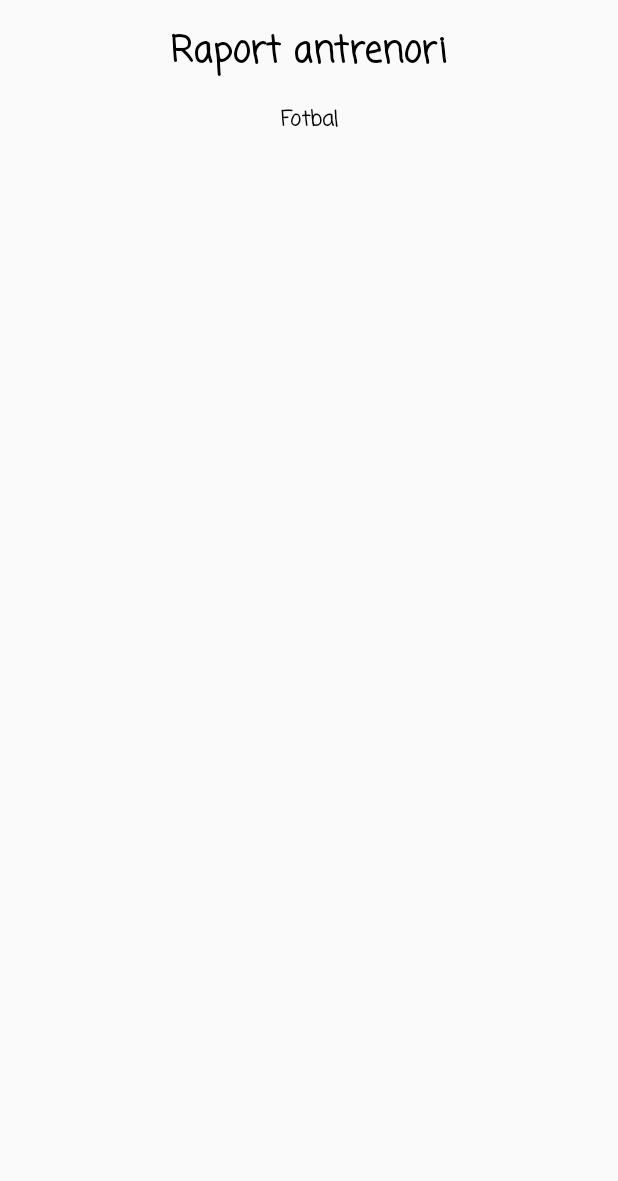
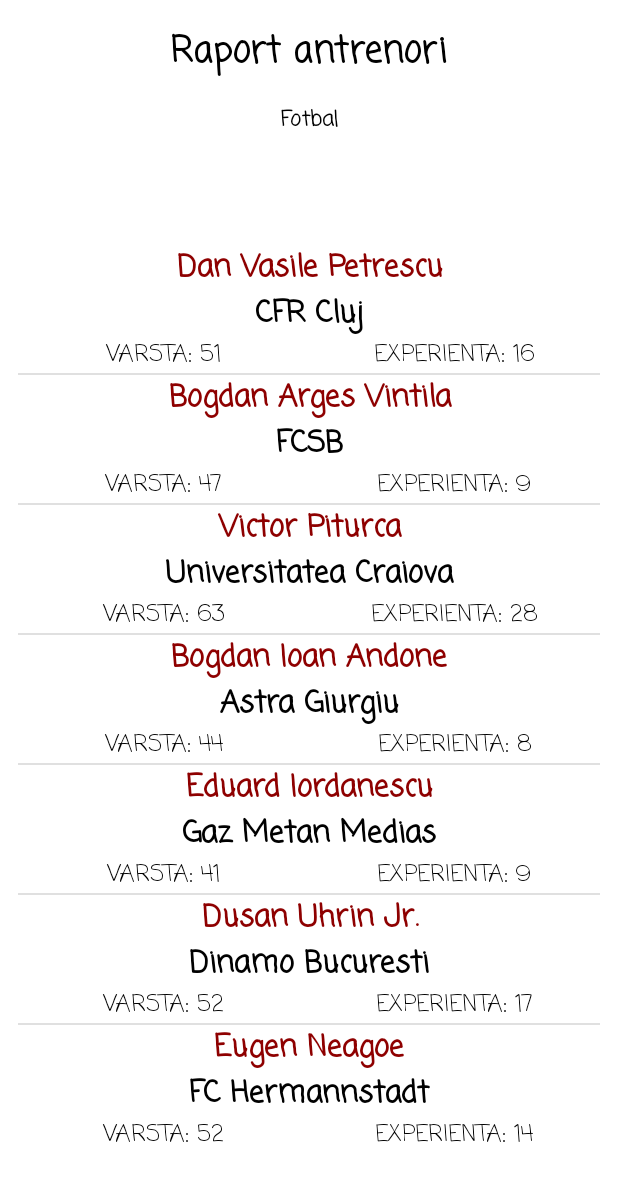
Before and after one commit to catalinadinu/SportSpot, an Android app: the SportsReportsActivity screen opened directly, with no data from a screen before it, after a tap on "RAPORT ANTRENORI", on a phone screen of 412 x 824 dp. Shown: the top 1181 px of the screen. Run offline under Robolectric (Android 15) with nearby library versions, the phone set to English and light mode, and no system bars; our stand-ins replace Room's generated code.

Commit message:
Raport antrenori in functie de sport

```diff
--- a/app/src/main/java/com/example/sportspot/CoachesReportActivity.java
+++ b/app/src/main/java/com/example/sportspot/CoachesReportActivity.java
@@ -2,18 +2,29 @@ package com.example.sportspot;
 
 import androidx.appcompat.app.AppCompatActivity;
 
+import android.annotation.SuppressLint;
 import android.content.Intent;
 import android.os.Bundle;
+import android.widget.ArrayAdapter;
 import android.widget.ListView;
 import android.widget.TextView;
+import android.widget.Toast;
 
+import com.example.sportspot.database.service.CoachService;
+import com.example.sportspot.database.tables.Coach;
+import com.example.sportspot.util.CoachAdapter;
 import com.example.sportspot.util.Const;
+
+import java.util.ArrayList;
+import java.util.List;
 
 public class CoachesReportActivity extends AppCompatActivity {
     private TextView chosenSportTV;
     private ListView results;
     private Intent intent;
     private String chosenSport = null;
+    private List<Coach> returnedCoaches = new ArrayList<>();
+
     @Override
     protected void onCreate(Bundle savedInstanceState) {
         super.onCreate(savedInstanceState);
@@ -28,5 +39,29 @@ public class CoachesReportActivity extends AppCompatActivity {
         chosenSportTV.setText(chosenSport);
 
         results = findViewById(R.id.coaches_report_results_listview);
+
+        CoachAdapter coachAdapter = new CoachAdapter(getApplicationContext(), R.layout.coaches_report_listview_item, returnedCoaches, getLayoutInflater());
+        results.setAdapter(coachAdapter);
+        coachAdapter.notifyDataSetChanged();
+
+        getCoaches(chosenSport);
+    }
+
+    @SuppressLint("StaticFieldLeak")
+    private void getCoaches(String chosenSport){
+        new CoachService.SelectCoachesBySport(getApplicationContext()){
+            @Override
+            protected void onPostExecute(List<Coach> coaches) {
+                if(coaches != null){
+                    returnedCoaches.clear();
+                    returnedCoaches.addAll(coaches);
+
+                    ArrayAdapter<Coach> adapter = (ArrayAdapter<Coach>) results.getAdapter();
+                    adapter.notifyDataSetChanged();
+
+                    Toast.makeText(getApplicationContext(), returnedCoaches.toString(), Toast.LENGTH_LONG).show();
+                }
+            }
+        }.execute(chosenSport);
     }
 }
--- a/app/src/main/java/com/example/sportspot/database/DBManager.java
+++ b/app/src/main/java/com/example/sportspot/database/DBManager.java
@@ -13,7 +13,7 @@ import com.example.sportspot.database.tables.Coach;
 import com.example.sportspot.database.tables.Team;
 import com.example.sportspot.util.Const;
 
-@Database(entities = {Team.class, Coach.class}, version = 4, exportSchema = false)
+@Database(entities = {Team.class, Coach.class}, version = 6, exportSchema = false)
 public abstract class DBManager extends RoomDatabase {
     public static DBManager dbManager;
 
--- a/app/src/main/java/com/example/sportspot/database/dao/CoachDao.java
+++ b/app/src/main/java/com/example/sportspot/database/dao/CoachDao.java
@@ -18,6 +18,9 @@ public interface CoachDao {
     @Query("SELECT COUNT (*) FROM coaches")
     int countCoaches();
 
+    @Query("SELECT * FROM coaches WHERE sport LIKE :chosenSport")
+    List<Coach> selectCoachesBySport(String chosenSport);
+
     @Insert
     long insertCoach(Coach coach);
 
@@ -32,4 +35,6 @@ public interface CoachDao {
 
     @Query("DELETE FROM coaches")
     public void nukeTable();
+
+
 }
--- a/app/src/main/java/com/example/sportspot/database/service/CoachService.java
+++ b/app/src/main/java/com/example/sportspot/database/service/CoachService.java
@@ -74,4 +74,18 @@ public class CoachService {
             return coachDao.deleteCoach(coaches[0]);
         }
     }
+
+    public static class SelectCoachesBySport extends AsyncTask<String, Void, List<Coach>>{
+        public SelectCoachesBySport(Context context){
+            coachDao = DBManager.getInstance(context).getCoachDao();
+        }
+
+        @Override
+        protected List<Coach> doInBackground(String... strings) {
+            if(strings == null || strings.length == 0){
+                return null;
+            }
+            return coachDao.selectCoachesBySport(strings[0]);
+        }
+    }
 }
--- a/app/src/main/java/com/example/sportspot/util/CoachAdapter.java
+++ b/app/src/main/java/com/example/sportspot/util/CoachAdapter.java
@@ -37,7 +37,7 @@ public class CoachAdapter extends ArrayAdapter<Coach> {
         Coach coach = coaches.get(position);
         if(coach != null){
             addCoachName(view, coach.getName());
-//            addCoachTeam();
+            addCoachTeam(view, coach.getCurrentCoachedTeamName());
             addCoachAge(view, coach.getAge());
             addCoachexperience(view, coach.getCoachingExperience());
         }
--- a/app/src/main/java/com/example/sportspot/util/Const.java
+++ b/app/src/main/java/com/example/sportspot/util/Const.java
@@ -13,25 +13,25 @@ public class Const {
     public static final String COACHES_REPORT_INTENT_EXTRA= "coaches_report_intent_extra";
 
     public static Coach[] COACHES ={
-                new Coach(1,"Fotbal", "Dan Vasile Petrescu", 51, 16, 1),
-                new Coach(2, "fotbal", "Bogdan Arges Vintila", 47, 9, 2),
-                new Coach(3, "fotbal", "Victor Piturca", 63, 28, 3),
-                new Coach(4, "fotbal", "Bogdan Ioan Andone", 44, 8, 4),
-                new Coach(5, "fotbal", "Eduard Iordanescu", 41,9, 5),
-                new Coach(6, "fotbal", "Dusan Uhrin Jr.", 52, 17, 6),
-                new Coach(7, "fotbal", "Eugen Neagoe", 52, 14, 7),
-                new Coach(8, "handbal", "Stefan Constantin", 51, 16, 8),
-                new Coach(9, "handbal", "Horatiu Gal", 50, 11, 9),
-                new Coach(10, "handbal", "Pablo Campos Sunen", 43, 14, 10),
-                new Coach(11, "handbal", "Adrian Vasile", 37, 5, 11),
-                new Coach(12, "handbal", "Florentin Pera", 40, 17, 12),
-                new Coach(13, "handbal", "George Bogdan Burcea", 47, 24, 13),
-                new Coach(14, "handbal", "Bozo Rudic", 48, 10, 14),
-                new Coach(15, "volei", "Sergiu Stancu", 37, 5, 15),
-                new Coach(16,"volei", "Stevan Ljubicic", 38,7, 16),
-                new Coach(17, "volei", "Bogdan Tanase", 41, 9, 17),
-                new Coach(18, "volei", "Razvan Parpala", 34, 3, 18),
-                new Coach(19, "volei", "Marius Lucian Dascalu", 36, 4, 19)
+                new Coach(1,"Fotbal", "Dan Vasile Petrescu", 51, 16, 1, "CFR Cluj"),
+                new Coach(2, "fotbal", "Bogdan Arges Vintila", 47, 9, 2, "FCSB"),
+                new Coach(3, "fotbal", "Victor Piturca", 63, 28, 3, "Universitatea Craiova"),
+                new Coach(4, "fotbal", "Bogdan Ioan Andone", 44, 8, 4, "Astra Giurgiu"),
+                new Coach(5, "fotbal", "Eduard Iordanescu", 41,9, 5, "Gaz Metan Medias"),
+                new Coach(6, "fotbal", "Dusan Uhrin Jr.", 52, 17, 6, "Dinamo Bucuresti"),
+                new Coach(7, "fotbal", "Eugen Neagoe", 52, 14, 7, "FC Hermannstadt"),
+                new Coach(8, "handbal", "Stefan Constantin", 51, 16, 8, "Dinamo Bucuresti"),
+                new Coach(9, "handbal", "Horatiu Gal", 50, 11, 9, "Potaissa Turda"),
+                new Coach(10, "handbal", "Pablo Campos Sunen", 43, 14, 10, "CSM Bucuresti (MASCULIN)"),
+                new Coach(11, "handbal", "Adrian Vasile", 37, 5, 11, "CSM Bucuresti (FEMININ)"),
+                new Coach(12, "handbal", "Florentin Pera", 40, 17, 12, "Ramnicu Valcea"),
+                new Coach(13, "handbal", "George Bogdan Burcea", 47, 24, 13, "SCM Craiova"),
+                new Coach(14, "handbal", "Bozo Rudic", 48, 10, 14, "Steaua Bucuresti"),
+                new Coach(15, "volei", "Sergiu Stancu", 37, 5, 15, "Arcada Galati"),
+                new Coach(16,"volei", "Stevan Ljubicic", 38,7, 16, "Dinamo Bucuresti"),
+                new Coach(17, "volei", "Bogdan Tanase", 41, 9, 17, "Zalau"),
+                new Coach(18, "volei", "Razvan Parpala", 34, 3, 18,"Gloria Buzau"),
+                new Coach(19, "volei", "Marius Lucian Dascalu", 36, 4, 19, "Unirea Dej")
     };
 
     public static Team[] TEAMS = {
--- a/app/src/main/res/layout/activity_coaches_report.xml
+++ b/app/src/main/res/layout/activity_coaches_report.xml
@@ -4,7 +4,8 @@
     xmlns:tools="http://schemas.android.com/tools"
     android:layout_width="match_parent"
     android:layout_height="match_parent"
-    tools:context=".TeamsReportActivity">
+    tools:context=".TeamsReportActivity"
+    android:background="#ffffff">
 
     <TextView
         android:id="@+id/textView16"
--- a/app/src/main/res/values/strings.xml
+++ b/app/src/main/res/values/strings.xml
@@ -33,6 +33,7 @@
     <string name="alegeti_sport">Alegeti sportul pentru care doriti vizualizarea raportului</string>
     <string name="raport_antrenori">Raport antrenori</string>
     <string name="raport_echipe">Raport echipe</string>
+    <string name="raport_numar_titluri">Raport numar titluri</string>
 
 
     <string-array name="lv_sports_list">
```
Also changed, not shown: app/src/main/java/com/example/sportspot/database/tables/Coach.java (+21 -0 lines), app/src/main/res/layout/activity_sports_reports.xml (+15 -0 lines).
